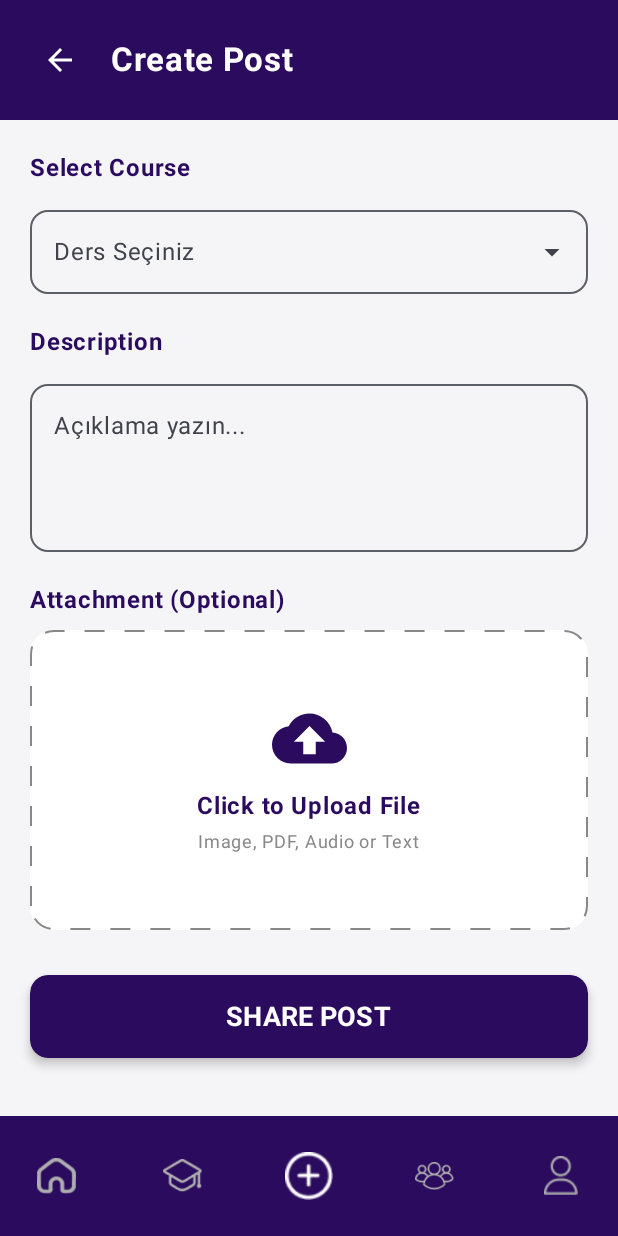
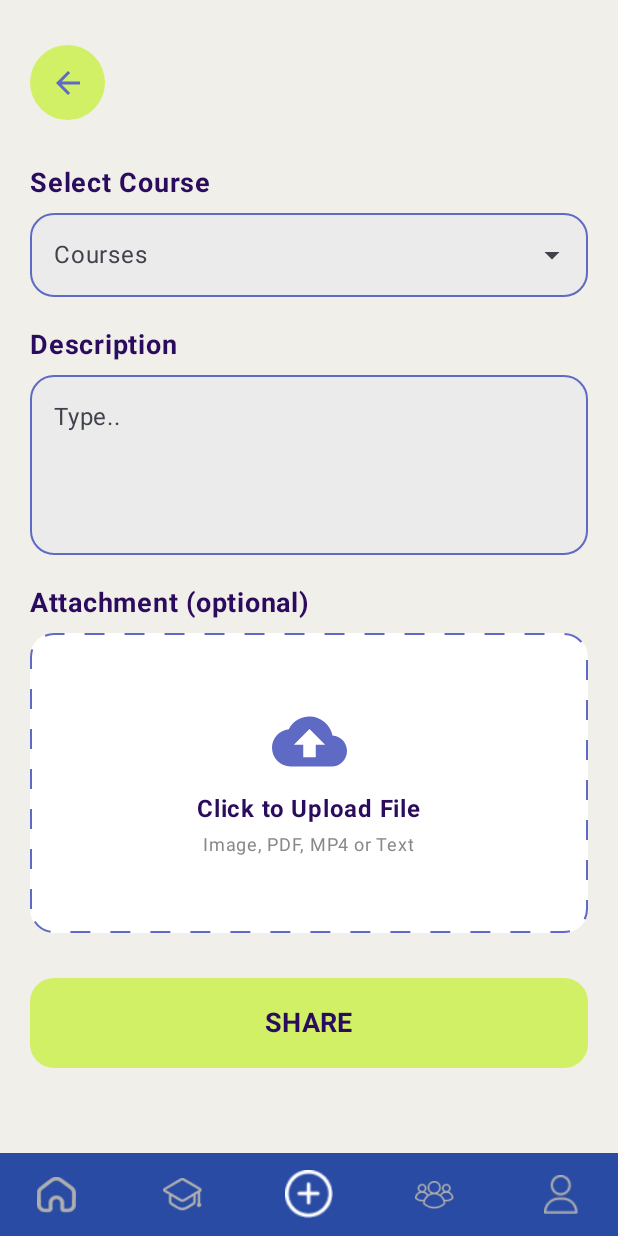
Before and after one commit to rookie238/YUSHARE, an Android app built with Jetpack Compose: the HomeScreen screen opened through its navigation route, item 3 of the bottom bar chosen, on a phone screen of 412 x 824 dp. Run offline under Robolectric (Android 15) with nearby library versions, the phone set to English and light mode, and no system bars; our stand-ins replace Firebase (no records; nobody signed in at launch, a user with empty details on screens opened directly); libraries missing offline, so code that uses them is left out: com.cloudinary.android; pictures from the network do not load.

```diff
--- a/app/src/main/java/com/example/yushare/navigation/AppNavigation.kt
+++ b/app/src/main/java/com/example/yushare/navigation/AppNavigation.kt
@@ -1,6 +1,7 @@
 package com.example.yushare.navigation
 
 import androidx.compose.foundation.layout.Box
+import androidx.compose.foundation.layout.height
 import androidx.compose.foundation.layout.padding
 import androidx.compose.foundation.layout.size
 import androidx.compose.material3.*
@@ -33,6 +34,8 @@ import com.example.yushare.screens.MenuScreen
 // ViewModel Importları
 import com.example.yushare.viewmodel.SharedViewModel
 import com.example.yushare.viewmodel.ChatViewModel
+import androidx.compose.ui.tooling.preview.Preview
+import com.example.yushare.screens.ForgotPasswordScreen
 
 
 @Composable
@@ -57,6 +60,10 @@ fun NavGraph(navController: NavHostController, sharedViewModel: SharedViewModel)
     val chatViewModel: ChatViewModel = viewModel()
 
     NavHost(navController = navController, startDestination = "home") {
+
+        composable("forgot_password") {
+            ForgotPasswordScreen(navController = navController)
+        }
 
         // 1. Ana Sayfa
         composable("home") { HomeScreen(sharedViewModel, navController) }
@@ -136,7 +143,8 @@ fun BottomNavBar(navController: NavHostController) {
         BottomNavItem("groups", R.drawable.grup),
         BottomNavItem("profile", R.drawable.profile)
     )
-    NavigationBar(containerColor = Color(0xFF2B0B5E), contentColor = Color.White) {
+    NavigationBar(containerColor = Color(0xFF294BA3), contentColor = Color.White,
+        modifier = Modifier.height(55.dp)) {
         val navBackStackEntry by navController.currentBackStackEntryAsState()
         val currentRoute = navBackStackEntry?.destination?.route
         items.forEach { item ->
@@ -160,3 +168,13 @@ fun BottomNavBar(navController: NavHostController) {
 }
 
 data class BottomNavItem(val route: String, val icon: Int)
+
+@Preview(showBackground = true)
+@Composable
+fun BottomNavBarPreview() {
+    // Preview ortamında sahte bir NavController oluşturuyoruz
+    val navController = rememberNavController()
+
+    // BottomNavBar'ı çağırıyoruz
+    BottomNavBar(navController = navController)
+}
--- a/app/src/main/java/com/example/yushare/screens/HomeScreen.kt
+++ b/app/src/main/java/com/example/yushare/screens/HomeScreen.kt
@@ -75,18 +75,7 @@ fun HomeScreen(viewModel: SharedViewModel, navController: NavHostController) {
                     )
                 }
 
-                // B) Sağdaki Zil Butonu (Placeholder)
-                Row(
-                    modifier = Modifier.fillMaxWidth(),
-                    horizontalArrangement = Arrangement.End,
-                    verticalAlignment = Alignment.CenterVertically
-                ) {
-                    IconButton(
-                        onClick = { navController.navigate("notifications") }
-                    ) {
-                        // İkon eklenebilir, şu an boş
-                    }
-                }
+
             }
 
             Spacer(modifier = Modifier.height(20.dp))
@@ -113,7 +102,7 @@ fun HomeScreen(viewModel: SharedViewModel, navController: NavHostController) {
                         color = HeaderTextColor,
                         modifier = Modifier.clickable {
                             // "Tümünü Gör" sayfasına yönlendirme
-                            navController.navigate("allCourses")
+                            navController.navigate("drafts")
                         }
                     )
                 }
@@ -152,7 +141,7 @@ fun HomeScreen(viewModel: SharedViewModel, navController: NavHostController) {
                         }
                     }
                 } else {
-                    Text("Dersler yükleniyor...", color = Color.Gray)
+                    Text("Lessons are loading...", color = Color.Gray)
                 }
 
                 Spacer(modifier = Modifier.height(24.dp))
@@ -165,7 +154,7 @@ fun HomeScreen(viewModel: SharedViewModel, navController: NavHostController) {
 
         // --- GÖNDERİLER (POSTS) ---
         if (posts.isEmpty()) {
-            item { Text("Henüz yükleme yok.", Modifier.padding(16.dp), color = Color.Gray) }
+            item { Text("No uploads yet.", Modifier.padding(16.dp), color = Color.Gray) }
         } else {
             items(posts) { post ->
                 // GÜNCELLEME: navController parametresi eklendi
--- a/app/src/main/java/com/example/yushare/screens/LoginScreen.kt
+++ b/app/src/main/java/com/example/yushare/screens/LoginScreen.kt
@@ -17,6 +17,7 @@ import androidx.compose.runtime.*
 import androidx.compose.ui.Alignment
 import androidx.compose.ui.Modifier
 import androidx.compose.ui.graphics.Color
+import androidx.compose.ui.graphics.Color.Companion.Black
 import androidx.compose.ui.layout.ContentScale
 import androidx.compose.ui.platform.LocalContext
 import androidx.compose.ui.res.painterResource
@@ -127,20 +128,35 @@ fun LoginScreen(
                         horizontalArrangement = Arrangement.SpaceBetween,
                         verticalAlignment = Alignment.CenterVertically
                     ) {
+                        // --- SOL TARAF: Remember Me ---
                         Row(
                             modifier = Modifier
                                 .padding(bottom = 16.dp)
-                                .clickable { isRememberMe = !isRememberMe }, // <--- BU SATIRI EKLEYİN
+                                .clickable { isRememberMe = !isRememberMe },
                             verticalAlignment = Alignment.CenterVertically
                         ) {
                             Icon(
                                 imageVector = if (isRememberMe) Icons.Outlined.CheckBox else Icons.Outlined.CheckBoxOutlineBlank,
                                 contentDescription = null,
-                                tint = DarkBlueColor
+                                tint = DarkBlueColor // Eğer hata verirse Color(0xFF294BA3) kullanabilirsin
                             )
                             Spacer(modifier = Modifier.width(4.dp))
                             Text(text = "Remember me", fontSize = 14.sp, color = TextColor)
                         }
+
+                        // --- SAĞ TARAF: Forgot Password ---
+                        Text(
+                            text = "Forgot Password?",
+                            fontSize = 14.sp,
+                            color = Black, // Veya kendi renk kodunu kullan
+                            fontWeight = FontWeight.SemiBold,
+                            modifier = Modifier
+                                .padding(bottom = 16.dp)
+                                .clickable {
+                                    // Şifremi unuttum sayfasına yönlendirme
+                                    navController.navigate("forgot_password")
+                                }
+                        )
                     }
 
                     Spacer(modifier = Modifier.height(24.dp))
@@ -177,7 +193,6 @@ fun LoginScreen(
                                 Toast.makeText(context, "Please fill all fields", Toast.LENGTH_SHORT).show()
                             }
                         },
-                        modifier = Modifier.fillMaxWidth().height(50.dp),
                         colors = ButtonDefaults.buttonColors(containerColor = DarkBlueColor),
                         shape = RoundedCornerShape(25.dp),
                         enabled = !isLoading
@@ -185,8 +200,20 @@ fun LoginScreen(
                         if (isLoading) CircularProgressIndicator(color = Color.White, modifier = Modifier.size(24.dp))
                         else Text(text = "Sign in", fontSize = 18.sp, fontWeight = FontWeight.Bold)
                     }
+                    Spacer(modifier = Modifier.height(16.dp))
 
-                    Spacer(modifier = Modifier.weight(1f))
+                    Text(text = "Register using your Google account!", fontSize = 14.sp, color = TextColor)
+
+                    Spacer(modifier = Modifier.height(16.dp))
+
+                    Image(
+                        painter = painterResource(id = R.drawable.googlelogo),
+                        contentDescription = "Google Sign In",
+                        modifier = Modifier
+                            .size(75.dp)
+                            .clickable { Toast.makeText(context, "Google Sign In Clicked", Toast.LENGTH_SHORT).show() }
+                    )
+                    Spacer(modifier = Modifier.height(16.dp))
 
                     Row(modifier = Modifier.padding(bottom = 16.dp), verticalAlignment = Alignment.CenterVertically) {
                         Text(text = "Don't have an account? ", fontSize = 14.sp, color = TextColor)
--- a/app/src/main/java/com/example/yushare/screens/UploadScreen.kt
+++ b/app/src/main/java/com/example/yushare/screens/UploadScreen.kt
@@ -6,6 +6,7 @@ import androidx.activity.compose.rememberLauncherForActivityResult
 import androidx.activity.result.contract.ActivityResultContracts
 import androidx.compose.foundation.Canvas
 import androidx.compose.foundation.background
+import androidx.compose.foundation.border
 import androidx.compose.foundation.clickable
 import androidx.compose.foundation.layout.*
 import androidx.compose.foundation.rememberScrollState
@@ -19,7 +20,6 @@ import androidx.compose.material.icons.filled.Close
 import androidx.compose.material.icons.filled.CloudUpload
 import androidx.compose.material.icons.filled.Description
 import androidx.compose.material.icons.filled.Image
-import androidx.compose.material.icons.filled.InsertDriveFile
 import androidx.compose.material3.*
 import androidx.compose.runtime.*
 import androidx.compose.ui.Alignment
@@ -33,12 +33,9 @@ import androidx.compose.ui.graphics.drawscope.Stroke
 import androidx.compose.ui.layout.ContentScale
 import androidx.compose.ui.platform.LocalContext
 import androidx.compose.ui.text.font.FontWeight
-import androidx.compose.ui.tooling.preview.Preview // EKLENDİ
 import androidx.compose.ui.unit.dp
 import androidx.compose.ui.unit.sp
-import androidx.lifecycle.viewmodel.compose.viewModel // EKLENDİ
 import androidx.navigation.NavHostController
-import androidx.navigation.compose.rememberNavController // EKLENDİ
 import coil.compose.AsyncImage
 import com.example.yushare.viewmodel.SharedViewModel
 
@@ -61,44 +58,82 @@ fun UploadScreen(viewModel: SharedViewModel, navController: NavHostController) {
 
     val courseList = viewModel.coursesList
     var expanded by remember { mutableStateOf(false) }
-    var selectedCourseTitle by remember { mutableStateOf("") } // Burası String tutacak
+    var selectedCourseTitle by remember { mutableStateOf("") }
 
-    val darkPurple = Color(0xFF2B0B5E)
-    val lightPurpleBg = Color(0xFFF3F0FF)
+    // --- RENK PALETİ (Görsele Göre) ---
+    val creamBg = Color(0xFFF0EFE9)       // Ana Arka Plan
+    val limeGreen = Color(0xFFD2F066)     // Buton Rengi
+    val darkBlue = Color(0xFF2B0B5E)      // Metin ve İkon Rengi
+    val inputFill = Color(0xFFEBEBEB)     // Input Alanı İçi
+    val blueBorder = Color(0xFF5F6AC4)    // Çerçeveler (Dashed line vb)
+    // ----------------------------------
 
-    Column(modifier = Modifier.fillMaxSize().background(Color(0xFFF5F5F7))) {
-        // HEADER
-        Box(modifier = Modifier.fillMaxWidth().height(80.dp).background(darkPurple).padding(horizontal = 16.dp), contentAlignment = Alignment.CenterStart) {
-            Row(verticalAlignment = Alignment.CenterVertically) {
-                IconButton(onClick = { navController.popBackStack() }) { Icon(Icons.AutoMirrored.Filled.ArrowBack, contentDescription = "Geri", tint = Color.White) }
-                Spacer(modifier = Modifier.width(10.dp))
-                Text("Create Post", color = Color.White, fontSize = 22.sp, fontWeight = FontWeight.Bold)
+    Column(modifier = Modifier
+        .fillMaxSize()
+        .background(creamBg) // Arka plan rengi değişti
+        .padding(20.dp)
+        .verticalScroll(rememberScrollState())
+    ) {
+        // --- HEADER (Geri Butonu) ---
+        Spacer(modifier = Modifier.height(10.dp))
+        Box(
+            modifier = Modifier
+                .size(50.dp)
+                .clip(CircleShape)
+                .background(limeGreen) // Geri butonu arka planı
+                .clickable { navController.popBackStack() },
+            contentAlignment = Alignment.Center
+        ) {
+            Icon(
+                imageVector = Icons.AutoMirrored.Filled.ArrowBack,
+                contentDescription = "Geri",
+                tint = blueBorder, // Ok rengi
+                modifier = Modifier.size(24.dp)
+            )
         }
-        }
+        Spacer(modifier = Modifier.height(30.dp))
 
-        Column(modifier = Modifier.fillMaxSize().padding(20.dp).verticalScroll(rememberScrollState())) {
+        // --- SELECT COURSE ---
+        Text(
+            text = "Select Course",
+            color = darkBlue,
+            fontWeight = FontWeight.Bold,
+            fontSize = 18.sp,
+            modifier = Modifier.padding(bottom = 8.dp)
+        )
 
-            // --- DÜZELTİLEN DROPDOWN KISMI ---
-            Text("Select Course", color = darkPurple, fontWeight = FontWeight.Bold, modifier = Modifier.padding(bottom = 8.dp))
-            ExposedDropdownMenuBox(expanded = expanded, onExpandedChange = { expanded = !expanded }) {
+        ExposedDropdownMenuBox(
+            expanded = expanded,
+            onExpandedChange = { expanded = !expanded }
+        ) {
             OutlinedTextField(
                 value = selectedCourseTitle,
                 onValueChange = {},
                 readOnly = true,
-                    label = { Text("Ders Seçiniz") },
-                    placeholder = { Text("Listeden seçin") },
+                placeholder = { Text("Courses") },
                 trailingIcon = { ExposedDropdownMenuDefaults.TrailingIcon(expanded = expanded) },
-                    modifier = Modifier.menuAnchor().fillMaxWidth(),
-                    shape = RoundedCornerShape(12.dp),
-                    colors = OutlinedTextFieldDefaults.colors(focusedBorderColor = darkPurple, focusedLabelColor = darkPurple)
+                modifier = Modifier
+                    .menuAnchor()
+                    .fillMaxWidth(),
+                shape = RoundedCornerShape(16.dp), // Köşeler yuvarlatıldı
+                colors = OutlinedTextFieldDefaults.colors(
+                    focusedBorderColor = blueBorder,
+                    unfocusedBorderColor = blueBorder,
+                    focusedContainerColor = inputFill,
+                    unfocusedContainerColor = inputFill,
+                    focusedLabelColor = darkBlue,
+                    cursorColor = darkBlue
                 )
-                ExposedDropdownMenu(expanded = expanded, onDismissRequest = { expanded = false }, modifier = Modifier.background(Color.White)) {
+            )
+            ExposedDropdownMenu(
+                expanded = expanded,
+                onDismissRequest = { expanded = false },
+                modifier = Modifier.background(Color.White)
+            ) {
                 courseList.forEach { course ->
                     DropdownMenuItem(
-                            // SADECE 'title' ÖZELLİĞİNİ YAZDIRIYORUZ:
                         text = { Text(course.title, color = Color.Black) },
                         onClick = {
-                                // SEÇİLEN DEĞER SADECE DERSİN ADI OLUYOR (Örn: "VCD 301"):
                             selectedCourseTitle = course.title
                             expanded = false
                         }
@@ -106,58 +141,136 @@ fun UploadScreen(viewModel: SharedViewModel, navController: NavHostController) {
                 }
             }
         }
-            // ------------------------------------
 
         Spacer(modifier = Modifier.height(20.dp))
 
-            Text("Description", color = darkPurple, fontWeight = FontWeight.Bold, modifier = Modifier.padding(bottom = 8.dp))
+        // --- DESCRIPTION ---
+        Text(
+            text = "Description",
+            color = darkBlue,
+            fontWeight = FontWeight.Bold,
+            fontSize = 18.sp,
+            modifier = Modifier.padding(bottom = 8.dp)
+        )
         OutlinedTextField(
-                value = descriptionText, onValueChange = { descriptionText = it },
-                label = { Text("Açıklama yazın...") },
-                modifier = Modifier.fillMaxWidth().height(120.dp),
-                shape = RoundedCornerShape(12.dp),
-                colors = OutlinedTextFieldDefaults.colors(focusedBorderColor = darkPurple, focusedLabelColor = darkPurple)
+            value = descriptionText,
+            onValueChange = { descriptionText = it },
+            placeholder = { Text("Type..") },
+            modifier = Modifier
+                .fillMaxWidth()
+                .height(120.dp),
+            shape = RoundedCornerShape(16.dp),
+            colors = OutlinedTextFieldDefaults.colors(
+                focusedBorderColor = blueBorder,
+                unfocusedBorderColor = blueBorder,
+                focusedContainerColor = inputFill,
+                unfocusedContainerColor = inputFill,
+                cursorColor = darkBlue
+            )
         )
 
         Spacer(modifier = Modifier.height(20.dp))
 
-            Text("Attachment (Optional)", color = darkPurple, fontWeight = FontWeight.Bold, modifier = Modifier.padding(bottom = 8.dp))
-            Box(modifier = Modifier.fillMaxWidth().height(200.dp).clip(RoundedCornerShape(16.dp)).background(Color.White).clickable { launcher.launch("*/*") }, contentAlignment = Alignment.Center) {
+        // --- ATTACHMENT ---
+        Text(
+            text = "Attachment (optional)",
+            color = darkBlue,
+            fontWeight = FontWeight.Bold,
+            fontSize = 18.sp,
+            modifier = Modifier.padding(bottom = 8.dp)
+        )
+
+        Box(
+            modifier = Modifier
+                .fillMaxWidth()
+                .height(200.dp)
+                .clip(RoundedCornerShape(16.dp))
+                .background(Color.White) // İçi beyaz
+                .clickable { launcher.launch("*/*") },
+            contentAlignment = Alignment.Center
+        ) {
+            // Kesikli Çizgi Çerçevesi
             if (selectedUri == null) {
-                    DashedBorderBox()
+                DashedBorderBox(color = blueBorder)
             }
+
+            // İçerik
             if (selectedUri != null) {
                 if (mimeType.startsWith("image")) {
-                        AsyncImage(model = selectedUri, contentDescription = null, modifier = Modifier.fillMaxSize(), contentScale = ContentScale.Crop)
+                    AsyncImage(
+                        model = selectedUri,
+                        contentDescription = null,
+                        modifier = Modifier.fillMaxSize(),
+                        contentScale = ContentScale.Crop
+                    )
                 } else {
-                        Column(horizontalAlignment = Alignment.CenterHorizontally, verticalArrangement = Arrangement.Center, modifier = Modifier.fillMaxSize().background(lightPurpleBg)) {
+                    Column(
+                        horizontalAlignment = Alignment.CenterHorizontally,
+                        verticalArrangement = Arrangement.Center,
+                        modifier = Modifier.fillMaxSize()
+                    ) {
                         val icon = when {
                             mimeType.contains("pdf") -> Icons.Default.Description
                             mimeType.startsWith("audio") -> Icons.Default.Audiotrack
                             mimeType.startsWith("video") -> Icons.Default.Image
                             else -> Icons.Default.CloudUpload
                         }
-                            Icon(icon, null, tint = darkPurple, modifier = Modifier.size(64.dp))
+                        Icon(icon, null, tint = darkBlue, modifier = Modifier.size(64.dp))
                         Spacer(modifier = Modifier.height(10.dp))
-                            Text("Attached File", fontWeight = FontWeight.Bold, color = darkPurple, fontSize = 18.sp)
+                        Text(
+                            text = "Attached File",
+                            fontWeight = FontWeight.Bold,
+                            color = darkBlue,
+                            fontSize = 18.sp
+                        )
                         Text(mimeType, fontSize = 12.sp, color = Color.Gray)
                     }
                 }
-                    Box(modifier = Modifier.align(Alignment.TopEnd).padding(10.dp).size(32.dp).clip(CircleShape).background(Color.White).clickable { selectedUri = null; mimeType = "" }, contentAlignment = Alignment.Center) {
-                        Icon(Icons.Default.Close, contentDescription = "Kaldır", tint = Color.Red, modifier = Modifier.size(20.dp))
+                // Silme butonu
+                Box(
+                    modifier = Modifier
+                        .align(Alignment.TopEnd)
+                        .padding(10.dp)
+                        .size(32.dp)
+                        .clip(CircleShape)
+                        .background(Color.White)
+                        .clickable { selectedUri = null; mimeType = "" },
+                    contentAlignment = Alignment.Center
+                ) {
+                    Icon(
+                        Icons.Default.Close,
+                        contentDescription = "Remove",
+                        tint = Color.Red,
+                        modifier = Modifier.size(20.dp)
+                    )
                 }
             } else {
+                // Boş Durum (Yükleme yapılmamış)
                 Column(horizontalAlignment = Alignment.CenterHorizontally) {
-                        Icon(Icons.Default.CloudUpload, null, tint = darkPurple, modifier = Modifier.size(50.dp))
+                    Icon(
+                        Icons.Default.CloudUpload, // Görseldeki bulut ikonuna benzer
+                        null,
+                        tint = blueBorder,
+                        modifier = Modifier.size(50.dp)
+                    )
                     Spacer(modifier = Modifier.height(8.dp))
-                        Text("Click to Upload File", color = darkPurple, fontWeight = FontWeight.Bold)
-                        Text("Image, PDF, Audio or Text", fontSize = 12.sp, color = Color.Gray)
+                    Text(
+                        text = "Click to Upload File",
+                        color = darkBlue,
+                        fontWeight = FontWeight.Bold
+                    )
+                    Text(
+                        text = "Image, PDF, MP4 or Text",
+                        fontSize = 12.sp,
+                        color = Color.Gray
+                    )
                 }
             }
         }
 
         Spacer(modifier = Modifier.height(30.dp))
 
+        // --- SHARE BUTTON ---
         Button(
             onClick = {
                 if (selectedCourseTitle.isNotEmpty() && (selectedUri != null || descriptionText.isNotEmpty())) {
@@ -165,38 +278,45 @@ fun UploadScreen(viewModel: SharedViewModel, navController: NavHostController) {
                         navController.popBackStack()
                     }
                 } else {
-                        Toast.makeText(context, "Lütfen bir ders seçin ve içerik ekleyin.", Toast.LENGTH_SHORT).show()
+                    Toast.makeText(context, "Please select a course and add content.", Toast.LENGTH_SHORT).show()
                 }
             },
-                modifier = Modifier.fillMaxWidth().height(55.dp).shadow(4.dp, RoundedCornerShape(12.dp)),
-                colors = ButtonDefaults.buttonColors(containerColor = darkPurple),
-                shape = RoundedCornerShape(12.dp),
+            modifier = Modifier
+                .fillMaxWidth()
+                .height(60.dp), // Biraz daha yüksek
+            colors = ButtonDefaults.buttonColors(
+                containerColor = limeGreen, // Limon yeşili
+                contentColor = darkBlue // Yazı rengi koyu
+            ),
+            shape = RoundedCornerShape(16.dp),
             enabled = !isUploading
         ) {
-                if (isUploading) CircularProgressIndicator(color = Color.White) else Text("SHARE POST", fontSize = 18.sp, fontWeight = FontWeight.Bold)
+            if (isUploading) {
+                CircularProgressIndicator(color = darkBlue)
+            } else {
+                Text(
+                    text = "SHARE",
+                    fontSize = 18.sp,
+                    fontWeight = FontWeight.Bold
+                )
+            }
         }
         Spacer(modifier = Modifier.height(50.dp))
     }
 }
-}
 
+// Görseldeki gibi mavi kesikli çizgi için rengi parametre olarak alıyoruz
 @Composable
-fun DashedBorderBox() {
-    val stroke = Stroke(width = 4f, pathEffect = PathEffect.dashPathEffect(floatArrayOf(20f, 20f), 0f))
-    val color = Color.Gray
+fun DashedBorderBox(color: Color) {
+    val stroke = Stroke(
+        width = 4f,
+        pathEffect = PathEffect.dashPathEffect(floatArrayOf(20f, 20f), 0f)
+    )
     Canvas(modifier = Modifier.fillMaxSize()) {
-        drawRoundRect(color = color, style = stroke, cornerRadius = CornerRadius(16.dp.toPx()))
+        drawRoundRect(
+            color = color,
+            style = stroke,
+            cornerRadius = CornerRadius(16.dp.toPx())
+        )
     }
 }
-
-// --- EKLENEN PREVIEW KISMI ---
-@Preview(showBackground = true, showSystemUi = true)
-@Composable
-fun UploadScreenPreview() {
-    val navController = rememberNavController()
-    // ViewModel'in init bloğundaki try-catch sayesinde preview'da Firebase hatası çökme yapmaz.
-    // Ancak veriler boş gelir.
-    val viewModel: SharedViewModel = viewModel()
-
-    UploadScreen(viewModel = viewModel, navController = navController)
-}
```
Also changed, not shown: app/src/main/java/com/example/yushare/screens/ForgotPasswordScreen.kt (+71 -53 lines), app/src/main/java/com/example/yushare/screens/RegisterScreen.kt (+16 -19 lines), app/src/main/res/drawable/googlelogo.png (added). Lines whose indentation alone changed are shown as unchanged.
